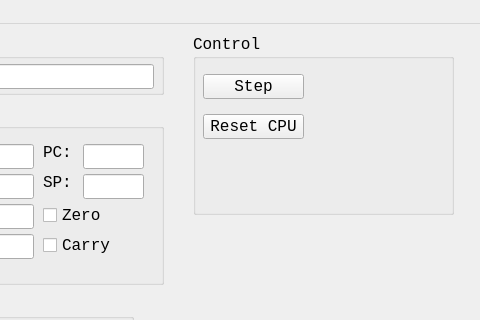
Above: src/MainWindow.ui from g0mb4/tvm before the change; both pictures show x 227 to 707 and y 0 to 320 of the 707 by 667 pixel window. Below: the same form after it.
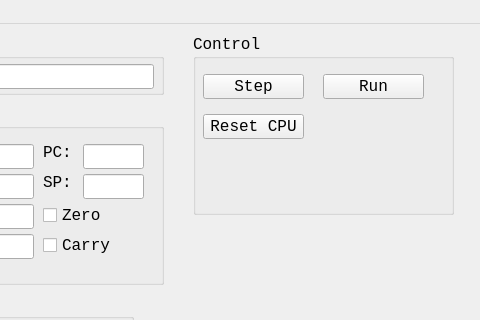
That is the form after the change.

```diff
--- a/src/MainWindow.ui
+++ b/src/MainWindow.ui
@@ -389,6 +389,19 @@
       <string>Reset CPU</string>
      </property>
     </widget>
+    <widget class="QPushButton" name="btn_run">
+     <property name="geometry">
+      <rect>
+       <x>130</x>
+       <y>40</y>
+       <width>101</width>
+       <height>25</height>
+      </rect>
+     </property>
+     <property name="text">
+      <string>Run</string>
+     </property>
+    </widget>
    </widget>
    <widget class="QGroupBox" name="groupBox_4">
     <property name="geometry">
```
